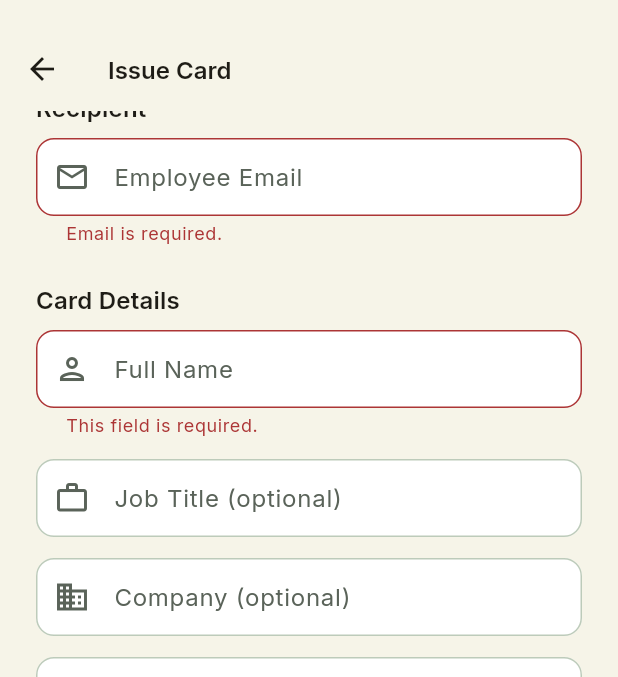
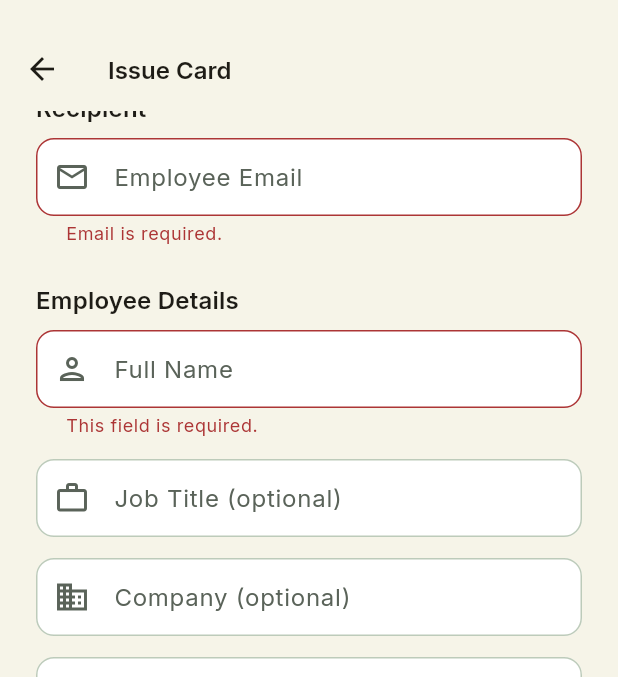
Before and after one commit to tawsif-r/digital-card-flutter, a Flutter app: the IssueCardScreen screen opened by its route, scrolled down 38 dp, after a tap on "Issue Card", on a phone screen of 412 x 824 dp, the part 57-734 px from its top. Run offline on Flutter 3.47's test engine with Material 3 defaults, Android fonts, the phone set to English and light mode, and no system bars; our stand-ins replace cached_network_image, dio, flutter_colorpicker, flutter_riverpod, flutter_secure_storage, font_awesome_flutter and 4 more; accounts and stored records are empty; network calls fail.

Commit message:
added template

```diff
--- a/lib/core/router/router.dart
+++ b/lib/core/router/router.dart
@@ -12,6 +12,7 @@ import '../../features/auth/screens/register_screen.dart';
 import '../../features/cards/screens/home_screen.dart';
 import '../../features/cards/screens/card_builder_screen.dart';
 import '../../features/cards/screens/card_detail_screen.dart';
+import '../../features/cards/domain/card_data.dart';
 import '../../features/cards/screens/issue_card_screen.dart';
 import '../../features/cards/screens/issued_cards_screen.dart';
 import '../../features/company/screens/my_company_screen.dart';
@@ -94,7 +95,10 @@ final routerProvider = Provider<GoRouter>((ref) {
               builder: (_, __) => const HomeScreen(),
               routes: [
                 GoRoute(path: 'new', builder: (_, __) => const CardBuilderScreen()),
-                GoRoute(path: 'issue', builder: (_, __) => const IssueCardScreen()),
+                GoRoute(
+                  path: 'issue',
+                  builder: (_, state) => IssueCardScreen(template: state.extra as CardData?),
+                ),
                 GoRoute(
                   path: ':id',
                   builder: (_, state) => CardDetailScreen(cardId: state.pathParameters['id']!),
--- a/lib/features/cards/screens/home_screen.dart
+++ b/lib/features/cards/screens/home_screen.dart
@@ -20,6 +20,17 @@ class HomeScreen extends ConsumerWidget {
     return Scaffold(
       appBar: AppBar(
         title: Text('My Cards', style: tt.titleMedium?.copyWith(fontWeight: FontWeight.w600)),
+        actions: [
+          Padding(
+            padding: const EdgeInsets.only(right: 8),
+            child: FilledButton.icon(
+              onPressed: () => context.push(Routes.cardIssue),
+              icon: const Icon(Icons.send_outlined, size: 16),
+              label: const Text('Issue Card'),
+              style: FilledButton.styleFrom(visualDensity: VisualDensity.compact),
+            ),
+          ),
+        ],
         bottom: PreferredSize(
           preferredSize: const Size.fromHeight(1),
           child: Divider(height: 1, color: cs.outline),
@@ -132,9 +143,25 @@ class _CardTile extends ConsumerWidget {
           );
         }
       },
-      child: GestureDetector(
-        onTap: () => context.push(Routes.cardDetailPath(card.id)),
-        child: CardWidget(data: card.data),
+      child: Column(
+        children: [
+          GestureDetector(
+            onTap: () => context.push(Routes.cardDetailPath(card.id)),
+            child: CardWidget(data: card.data),
+          ),
+          Padding(
+            padding: const EdgeInsets.only(top: 6, left: 2, right: 2),
+            child: SizedBox(
+              width: double.infinity,
+              child: OutlinedButton.icon(
+                icon: const Icon(Icons.send_outlined, size: 14),
+                label: const Text('Issue to Employee'),
+                onPressed: () => context.push(Routes.cardIssue, extra: card.data),
+                style: OutlinedButton.styleFrom(visualDensity: VisualDensity.compact),
+              ),
+            ),
+          ),
+        ],
       ),
     );
   }
--- a/lib/features/cards/screens/issue_card_screen.dart
+++ b/lib/features/cards/screens/issue_card_screen.dart
@@ -7,7 +7,9 @@ import '../../../shared/widgets/app_text_field.dart';
 import '../../../shared/utils/validators.dart';
 
 class IssueCardScreen extends ConsumerStatefulWidget {
-  const IssueCardScreen({super.key});
+  const IssueCardScreen({super.key, this.template});
+
+  final CardData? template;
 
   @override
   ConsumerState<IssueCardScreen> createState() => _IssueCardScreenState();
@@ -23,8 +25,22 @@ class _IssueCardScreenState extends ConsumerState<IssueCardScreen> {
   final _emailCtrl = TextEditingController();
   final _websiteCtrl = TextEditingController();
   CardTemplate _template = CardTemplate.minimal;
+  String _accentColor = '#1A73E8';
   bool _loading = false;
   String? _error;
+
+  @override
+  void initState() {
+    super.initState();
+    final t = widget.template;
+    if (t != null) {
+      _titleCtrl.text = t.title ?? '';
+      _companyCtrl.text = t.company ?? '';
+      _websiteCtrl.text = t.website ?? '';
+      _template = t.template;
+      _accentColor = t.accentColor;
+    }
+  }
 
   @override
   void dispose() {
@@ -52,7 +68,7 @@ class _IssueCardScreenState extends ConsumerState<IssueCardScreen> {
       email: _emailCtrl.text.trim().isEmpty ? null : _emailCtrl.text.trim(),
       website: _websiteCtrl.text.trim().isEmpty ? null : _websiteCtrl.text.trim(),
       template: _template,
-      accentColor: '#1A73E8',
+      accentColor: _accentColor,
     );
     final (_, err) = await ref.read(cardsProvider.notifier).issueCard(
           _recipientEmailCtrl.text.trim(),
@@ -78,6 +94,7 @@ class _IssueCardScreenState extends ConsumerState<IssueCardScreen> {
   Widget build(BuildContext context) {
     final cs = Theme.of(context).colorScheme;
     final tt = Theme.of(context).textTheme;
+    final hasTemplate = widget.template != null;
 
     return Scaffold(
       appBar: AppBar(title: const Text('Issue Card')),
@@ -91,6 +108,27 @@ class _IssueCardScreenState extends ConsumerState<IssueCardScreen> {
               child: Column(
                 crossAxisAlignment: CrossAxisAlignment.start,
                 children: [
+                  if (hasTemplate) ...[
+                    Container(
+                      padding: const EdgeInsets.symmetric(horizontal: 12, vertical: 8),
+                      decoration: BoxDecoration(
+                        color: cs.primaryContainer,
+                        borderRadius: BorderRadius.circular(8),
+                      ),
+                      child: Row(
+                        mainAxisSize: MainAxisSize.min,
+                        children: [
+                          Icon(Icons.auto_awesome, size: 14, color: cs.onPrimaryContainer),
+                          const SizedBox(width: 6),
+                          Text(
+                            'Template pre-filled — just add employee details',
+                            style: tt.labelSmall?.copyWith(color: cs.onPrimaryContainer),
+                          ),
+                        ],
+                      ),
+                    ),
+                    const SizedBox(height: 20),
+                  ],
                   Text('Recipient', style: tt.titleMedium),
                   const SizedBox(height: 8),
                   AppTextField(
@@ -102,7 +140,7 @@ class _IssueCardScreenState extends ConsumerState<IssueCardScreen> {
                     validator: Validators.email,
                   ),
                   const SizedBox(height: 24),
-                  Text('Card Details', style: tt.titleMedium),
+                  Text('Employee Details', style: tt.titleMedium),
                   const SizedBox(height: 8),
                   AppTextField(
                     label: 'Full Name',
@@ -113,14 +151,14 @@ class _IssueCardScreenState extends ConsumerState<IssueCardScreen> {
                   ),
                   const SizedBox(height: 14),
                   AppTextField(
-                    label: 'Job Title (optional)',
+                    label: hasTemplate ? 'Job Title' : 'Job Title (optional)',
                     controller: _titleCtrl,
                     textInputAction: TextInputAction.next,
                     prefixIcon: const Icon(Icons.work_outline),
                   ),
                   const SizedBox(height: 14),
                   AppTextField(
-                    label: 'Company (optional)',
+                    label: hasTemplate ? 'Company' : 'Company (optional)',
                     controller: _companyCtrl,
                     textInputAction: TextInputAction.next,
                     prefixIcon: const Icon(Icons.business_outlined),
@@ -151,7 +189,15 @@ class _IssueCardScreenState extends ConsumerState<IssueCardScreen> {
                     onFieldSubmitted: (_) => _submit(),
                   ),
                   const SizedBox(height: 24),
-                  Text('Template', style: tt.titleMedium),
+                  Row(
+                    children: [
+                      Text('Template', style: tt.titleMedium),
+                      if (hasTemplate) ...[
+                        const SizedBox(width: 8),
+                        Text('(from template)', style: tt.labelSmall?.copyWith(color: cs.onSurfaceVariant)),
+                      ],
+                    ],
+                  ),
                   const SizedBox(height: 8),
                   Wrap(
                     spacing: 8,
```
